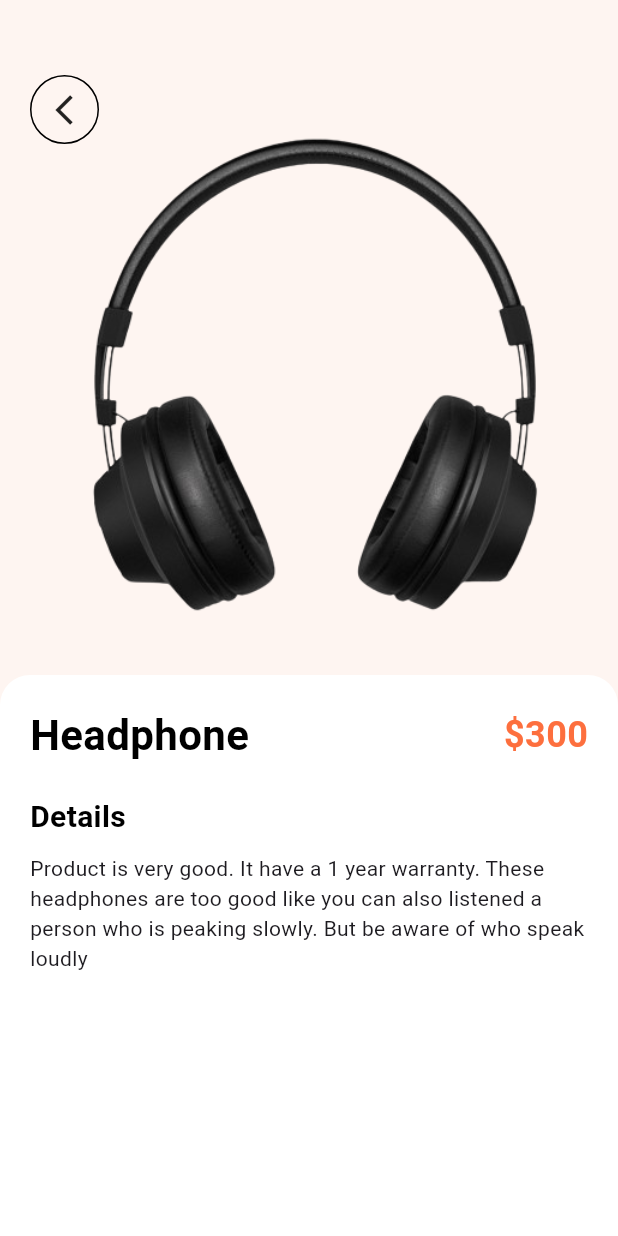
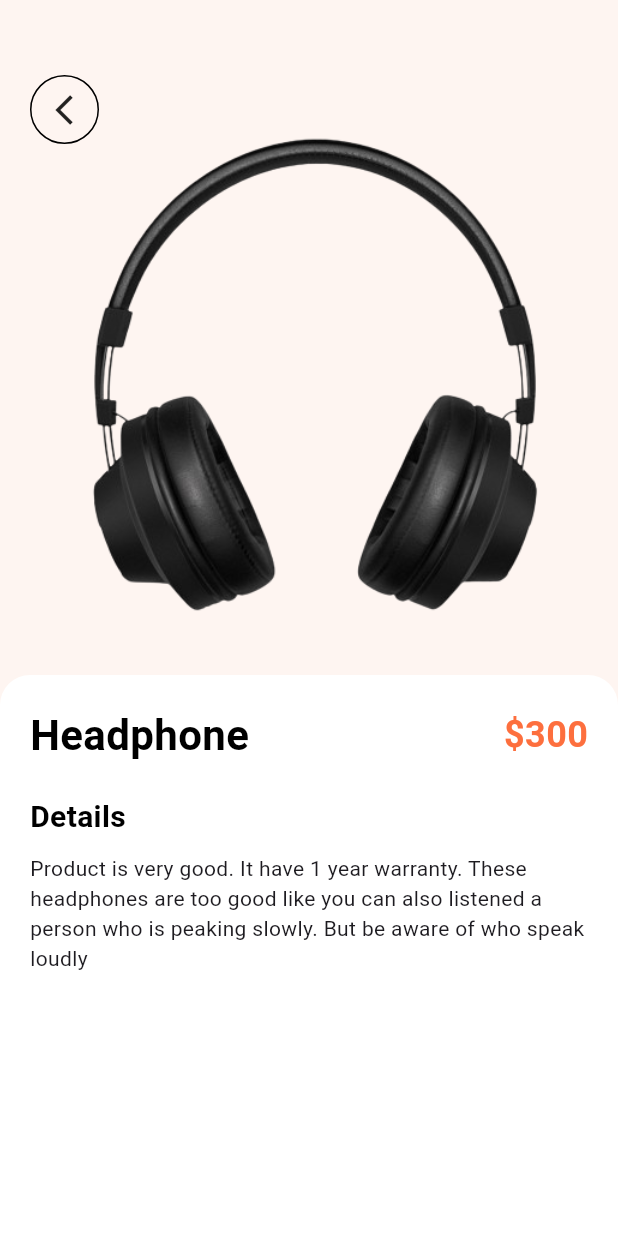
Before and after one commit to Kabir4874/Ecommerce_Flutter_App, a Flutter app: the screen it shows after launch, on a phone screen of 412 x 824 dp. Run offline on Flutter 3.47's test engine with Material 3 defaults, Android fonts, the phone set to English and light mode, and no system bars; our stand-ins replace curved_navigation_bar.

Commit message:
client part

```diff
--- a/lib/pages/product_details.dart
+++ b/lib/pages/product_details.dart
@@ -79,7 +79,7 @@ class _ProductDetailsState extends State<ProductDetails> {
                     ),
                     SizedBox(height: 10),
                     Text(
-                        "Product is very good. It have a 1 year warranty. These headphones are too good like you can also listened a person who is peaking slowly. But be aware of who speak loudly"),
+                        "Product is very good. It have 1 year warranty. These headphones are too good like you can also listened a person who is peaking slowly. But be aware of who speak loudly"),
                   ],
                 ),
               ),
```
